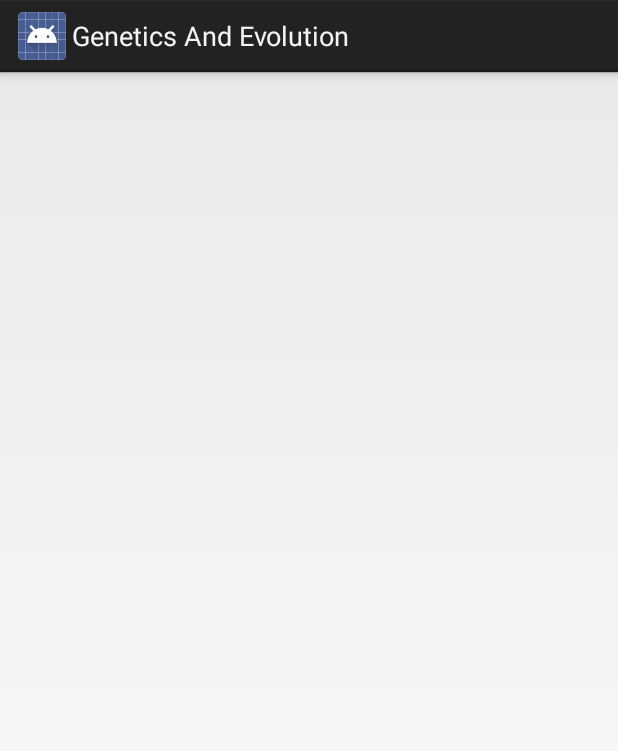
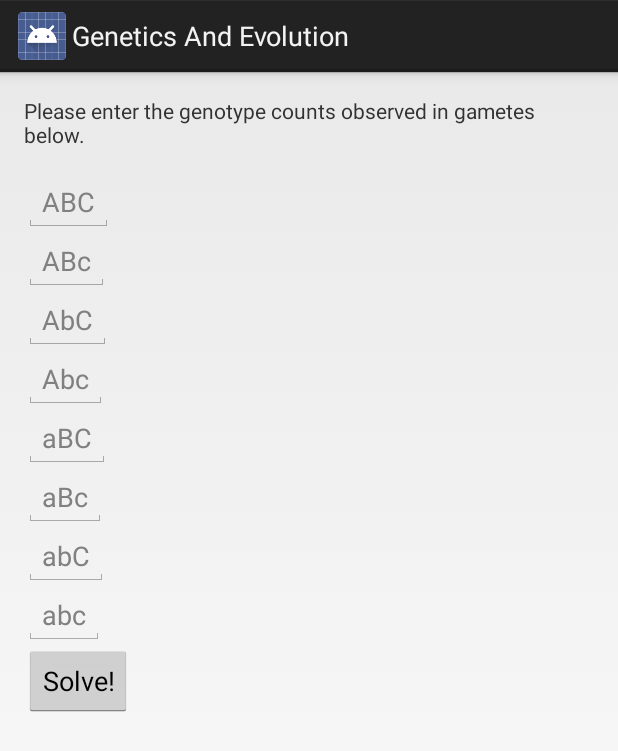
Before and after one commit to LNYApps/GeneticsAndEvolution, an Android app: the fragment GeneticCrossMappingFragment shown on its own in the app's theme, on a phone screen of 412 x 824 dp. Shown: the top 751 px of the screen. Run offline under Robolectric (Android 15) with nearby library versions, the phone set to English and light mode, and no system bars.

Commit message:
adding buttons/text fields to fragments

```diff
--- a/app/src/main/res/layout/fragment_genetic_cross_mapping.xml
+++ b/app/src/main/res/layout/fragment_genetic_cross_mapping.xml
@@ -1,6 +1,78 @@
 <?xml version="1.0" encoding="utf-8"?>
 <RelativeLayout xmlns:android="http://schemas.android.com/apk/res/android"
     android:layout_width="match_parent"
-    android:layout_height="match_parent">
+    android:layout_height="match_parent"
+    android:paddingLeft="16dp"
+    android:paddingRight="16dp">
 
+    <TextView
+        android:id="@+id/instructions"
+        android:layout_width="wrap_content"
+        android:layout_height="wrap_content"
+        android:text="@string/cross_mapping_instructions"
+        android:paddingBottom="16dp"
+        android:paddingTop="16dp"
+        />
+    <EditText
+        android:id="@+id/ABC_count"
+        android:layout_width="wrap_content"
+        android:layout_height="wrap_content"
+        android:layout_below="@id/instructions"
+        android:inputType="number"
+        android:hint="@string/ABC_hint"/>
+    <EditText
+        android:id="@+id/ABc_count"
+        android:layout_width="wrap_content"
+        android:layout_height="wrap_content"
+        android:layout_below="@id/ABC_count"
+        android:inputType="number"
+        android:hint="@string/ABc_hint"/>
+    <EditText
+        android:id="@+id/AbC_count"
+        android:layout_width="wrap_content"
+        android:layout_height="wrap_content"
+        android:layout_below="@id/ABc_count"
+        android:inputType="number"
+        android:hint="@string/AbC_hint"/>
+    <EditText
+        android:id="@+id/Abc_count"
+        android:layout_width="wrap_content"
+        android:layout_height="wrap_content"
+        android:layout_below="@id/AbC_count"
+        android:inputType="number"
+        android:hint="@string/Abc_hint"/>
+    <EditText
+        android:id="@+id/aBC_count"
+        android:layout_width="wrap_content"
+        android:layout_height="wrap_content"
+        android:layout_below="@id/Abc_count"
+        android:inputType="number"
+        android:hint="@string/aBC_hint"/>
+    <EditText
+        android:id="@+id/aBc_count"
+        android:layout_width="wrap_content"
+        android:layout_height="wrap_content"
+        android:layout_below="@id/aBC_count"
+        android:inputType="number"
+        android:hint="@string/aBc_hint"/>
+    <EditText
+        android:id="@+id/abC_count"
+        android:layout_width="wrap_content"
+        android:layout_height="wrap_content"
+        android:layout_below="@id/aBc_count"
+        android:inputType="number"
+        android:hint="@string/abC_hint"/>
+    <EditText
+        android:id="@+id/abc_count"
+        android:layout_width="wrap_content"
+        android:layout_height="wrap_content"
+        android:layout_below="@id/abC_count"
+        android:inputType="number"
+        android:hint="@string/abc_hint"/>
+    <Button
+        android:id="@+id/solve_button"
+        android:layout_width="wrap_content"
+        android:layout_height="wrap_content"
+        android:text="@string/solve"
+        android:layout_below="@id/abc_count"/>
 </RelativeLayout>
--- a/app/src/main/res/layout/fragment_hardy_weinberg.xml
+++ b/app/src/main/res/layout/fragment_hardy_weinberg.xml
@@ -12,7 +12,7 @@
         android:id="@+id/instructions"
         android:layout_width="wrap_content"
         android:layout_height="wrap_content"
-        android:text="@string/instructions"
+        android:text="@string/hardy_weinberg_instructions"
         android:paddingBottom="16dp"
         android:paddingTop="16dp"
         />
--- a/app/src/main/res/layout/fragment_pop_growth.xml
+++ b/app/src/main/res/layout/fragment_pop_growth.xml
@@ -1,6 +1,17 @@
 <?xml version="1.0" encoding="utf-8"?>
 <RelativeLayout xmlns:android="http://schemas.android.com/apk/res/android"
     android:layout_width="match_parent"
-    android:layout_height="match_parent">
+    android:layout_height="match_parent"
+    android:paddingLeft="16dp"
+    android:paddingRight="16dp">
+
+    <TextView
+        android:id="@+id/instructions"
+        android:layout_width="wrap_content"
+        android:layout_height="wrap_content"
+        android:text="@string/population_growth_instructions"
+        android:paddingBottom="16dp"
+        android:paddingTop="16dp"
+        />
 
 </RelativeLayout>
--- a/app/src/main/res/values/strings.xml
+++ b/app/src/main/res/values/strings.xml
@@ -37,13 +37,27 @@
         <item>@string/pop_growth</item>
         <item>@string/breeder_eq_heritability</item>
     </string-array>
-    <!-- Hardy Weinberg Inputs -->
-    <string name="instructions">Please enter the genotype counts observed within a population below.</string>
+    <!-- Hardy Weinberg Fragment -->
+    <string name="hardy_weinberg_instructions">Please enter the genotype counts observed within a population below.</string>
     <string name="AA_hint">AA count</string>
     <string name="Aa_hint">Aa count</string>
     <string name="aa_hint">aa count</string>
     <string name="solve">Solve!</string>
     <string name="hello_blank_fragment">Hello blank fragment</string>
+
+    <!-- Genetic Cross Mapping Fragment -->
+    <string name="cross_mapping_instructions">Please enter the genotype counts observed in gametes below.</string>
+    <string name="ABC_hint">ABC</string>
+    <string name="ABc_hint">ABc</string>
+    <string name="AbC_hint">AbC</string>
+    <string name="Abc_hint">Abc</string>
+    <string name="aBC_hint">aBC</string>
+    <string name="aBc_hint">aBc</string>
+    <string name="abC_hint">abC</string>
+    <string name="abc_hint">abc</string>
+
+    <!-- Population Growth Fragment -->
+    <string name="population_growth_instructions">Please enter 3 parameters below to calculate the fourth.</string>
 
     <!-- Self-Test Quiz Fragment -->
     <string name="stq_definition">Definition</string>
```
